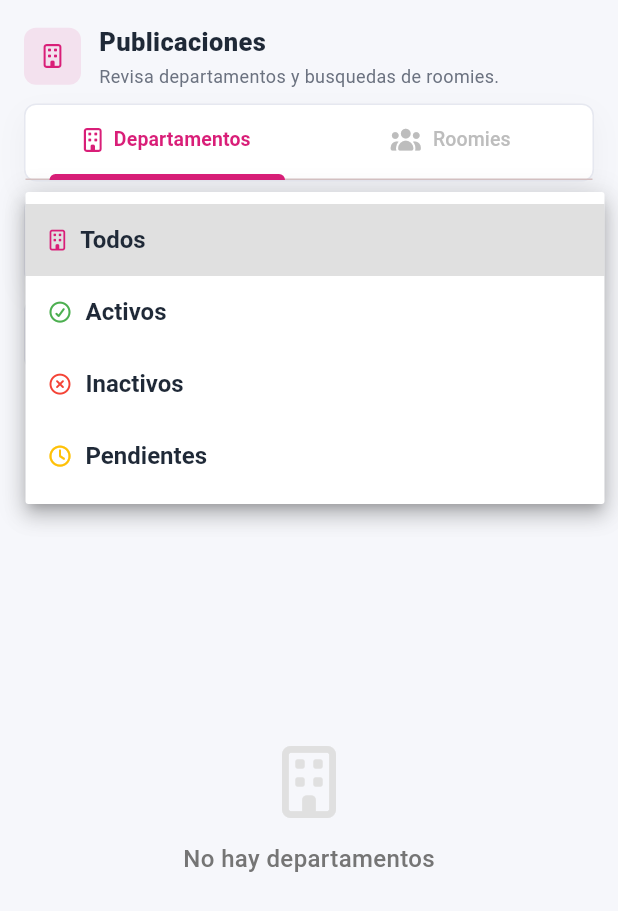
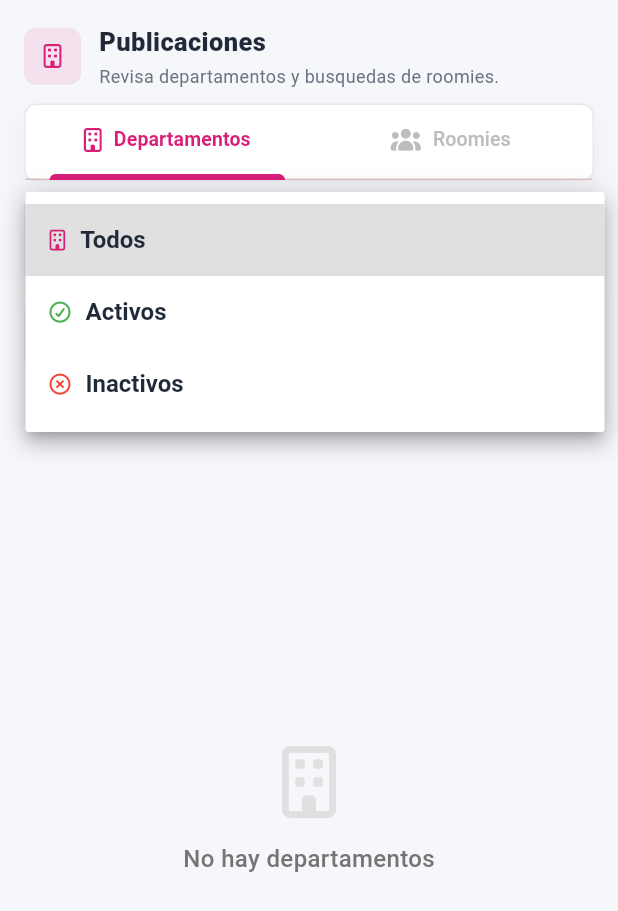
Before and after one commit to Joseph-desing/convive_, a Flutter app: the AdminPropertiesScreen screen opened directly, after a tap on "Todos", on a phone screen of 412 x 824 dp. Shown: the top 911 px of the screen. Run offline on Flutter 3.47's test engine with Material 3 defaults, Android fonts, the phone set to English and light mode, and no system bars; our stand-ins replace app_links, cached_network_image, flutter_map, font_awesome_flutter, geocoding, geolocator and 5 more; accounts and stored records are empty; network calls fail.

Commit message:
feat: eliminar opción 'Pendientes' del menú desplegable en AdminPropertiesScreen

```diff
--- a/lib/screens/admin_properties_screen.dart
+++ b/lib/screens/admin_properties_screen.dart
@@ -683,16 +683,6 @@ class _AdminPropertiesScreenState extends State<AdminPropertiesScreen>
                 ],
               ),
             ),
-            DropdownMenuItem(
-              value: 'pending',
-              child: Row(
-                children: [
-                  FaIcon(FontAwesomeIcons.clock, size: 14, color: Colors.amber),
-                  SizedBox(width: 10),
-                  Text('Pendientes'),
-                ],
-              ),
-            ),
           ],
           onChanged: (value) {
             if (value != null) {
```
